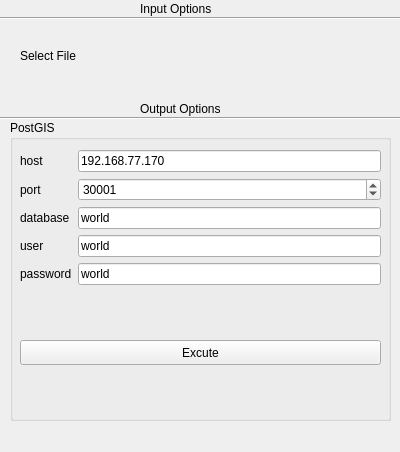
Above: src/plugins/txtinput/txtinputDock.ui from ParnDeedlit/QGIS before the change. Below: the same form after it.
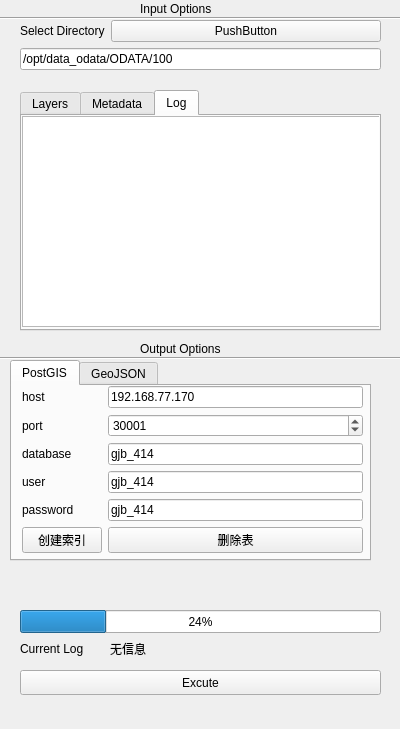
That is the form after the change. Custom widgets are drawn as their Qt base class.

Commit message: feat:geometry point convert

```diff
--- a/src/plugins/txtinput/txtinputDock.ui
+++ b/src/plugins/txtinput/txtinputDock.ui
@@ -7,35 +7,13 @@
     <x>0</x>
     <y>0</y>
     <width>400</width>
-    <height>452</height>
+    <height>729</height>
    </rect>
   </property>
   <property name="windowTitle">
    <string>DockWidget</string>
   </property>
   <widget class="QWidget" name="dockWidgetContents">
-   <widget class="QWidget" name="horizontalLayoutWidget">
-    <property name="geometry">
-     <rect>
-      <x>20</x>
-      <y>30</y>
-      <width>361</width>
-      <height>51</height>
-     </rect>
-    </property>
-    <layout class="QHBoxLayout" name="horizontalLayout">
-     <item>
-      <widget class="QLabel" name="label">
-       <property name="text">
-        <string>Select File</string>
-       </property>
-      </widget>
-     </item>
-     <item>
-      <widget class="QgsFileWidget" name="mQgsFileWidget"/>
-     </item>
-    </layout>
-   </widget>
    <widget class="Line" name="line">
     <property name="geometry">
      <rect>
@@ -53,7 +31,7 @@
     <property name="geometry">
      <rect>
       <x>0</x>
-      <y>110</y>
+      <y>350</y>
       <width>401</width>
       <height>16</height>
      </rect>
@@ -79,7 +57,7 @@
     <property name="geometry">
      <rect>
       <x>140</x>
-      <y>100</y>
+      <y>340</y>
       <width>121</width>
       <height>17</height>
      </rect>
@@ -88,25 +66,172 @@
      <string>Output Options</string>
     </property>
    </widget>
-   <widget class="QGroupBox" name="groupBox">
+   <widget class="QWidget" name="layoutWidget">
+    <property name="geometry">
+     <rect>
+      <x>20</x>
+      <y>20</y>
+      <width>361</width>
+      <height>61</height>
+     </rect>
+    </property>
+    <layout class="QFormLayout" name="formLayout_2">
+     <item row="0" column="0">
+      <widget class="QLabel" name="label_9">
+       <property name="text">
+        <string>Select Directory</string>
+       </property>
+      </widget>
+     </item>
+     <item row="0" column="1">
+      <widget class="QPushButton" name="selectDirctionButton">
+       <property name="text">
+        <string>PushButton</string>
+       </property>
+      </widget>
+     </item>
+     <item row="1" column="0" colspan="2">
+      <widget class="QLineEdit" name="directoryEdit">
+       <property name="text">
+        <string>/opt/data_odata/ODATA/100</string>
+       </property>
+      </widget>
+     </item>
+    </layout>
+   </widget>
+   <widget class="QTabWidget" name="tabWidget">
+    <property name="geometry">
+     <rect>
+      <x>20</x>
+      <y>90</y>
+      <width>361</width>
+      <height>241</height>
+     </rect>
+    </property>
+    <property name="currentIndex">
+     <number>2</number>
+    </property>
+    <widget class="QWidget" name="tab">
+     <attribute name="title">
+      <string>Layers</string>
+     </attribute>
+     <widget class="QTableView" name="layersTableView">
+      <property name="geometry">
+       <rect>
+        <x>0</x>
+        <y>0</y>
+        <width>361</width>
+        <height>211</height>
+       </rect>
+      </property>
+     </widget>
+    </widget>
+    <widget class="QWidget" name="tab_2">
+     <attribute name="title">
+      <string>Metadata</string>
+     </attribute>
+     <widget class="QTableView" name="metadataView">
+      <property name="geometry">
+       <rect>
+        <x>0</x>
+        <y>0</y>
+        <width>361</width>
+        <height>211</height>
+       </rect>
+      </property>
+     </widget>
+    </widget>
+    <widget class="QWidget" name="tab_3">
+     <attribute name="title">
+      <string>Log</string>
+     </attribute>
+     <widget class="QListView" name="logListView">
+      <property name="geometry">
+       <rect>
+        <x>0</x>
+        <y>0</y>
+        <width>361</width>
+        <height>211</height>
+       </rect>
+      </property>
+     </widget>
+    </widget>
+   </widget>
+   <widget class="QPushButton" name="executeButton">
+    <property name="geometry">
+     <rect>
+      <x>20</x>
+      <y>670</y>
+      <width>361</width>
+      <height>25</height>
+     </rect>
+    </property>
+    <property name="text">
+     <string>Excute</string>
+    </property>
+   </widget>
+   <widget class="QProgressBar" name="progressBar">
+    <property name="geometry">
+     <rect>
+      <x>20</x>
+      <y>610</y>
+      <width>361</width>
+      <height>23</height>
+     </rect>
+    </property>
+    <property name="value">
+     <number>24</number>
+    </property>
+   </widget>
+   <widget class="QLabel" name="label_10">
+    <property name="geometry">
+     <rect>
+      <x>20</x>
+      <y>640</y>
+      <width>91</width>
+      <height>17</height>
+     </rect>
+    </property>
+    <property name="text">
+     <string>Current Log</string>
+    </property>
+   </widget>
+   <widget class="QLabel" name="labelLog">
+    <property name="geometry">
+     <rect>
+      <x>110</x>
+      <y>640</y>
+      <width>271</width>
+      <height>17</height>
+     </rect>
+    </property>
+    <property name="text">
+     <string>无信息</string>
+    </property>
+   </widget>
+   <widget class="QTabWidget" name="tabWidget_2">
     <property name="geometry">
      <rect>
       <x>10</x>
-      <y>120</y>
-      <width>381</width>
-      <height>301</height>
+      <y>360</y>
+      <width>361</width>
+      <height>201</height>
      </rect>
     </property>
-    <property name="title">
+    <property name="currentIndex">
+     <number>0</number>
+    </property>
+    <widget class="QWidget" name="tab_4">
+     <attribute name="title">
      <string>PostGIS</string>
-    </property>
+     </attribute>
     <widget class="QWidget" name="layoutWidget">
      <property name="geometry">
       <rect>
        <x>10</x>
-       <y>30</y>
-       <width>361</width>
-       <height>178</height>
+        <y>0</y>
+        <width>341</width>
+        <height>171</height>
       </rect>
      </property>
      <layout class="QFormLayout" name="formLayout">
@@ -151,7 +276,7 @@
       <item row="2" column="1">
        <widget class="QLineEdit" name="databaseEdit">
         <property name="text">
-         <string>world</string>
+          <string>gjb_414</string>
         </property>
        </widget>
       </item>
@@ -165,7 +290,7 @@
       <item row="3" column="1">
        <widget class="QLineEdit" name="userEdit">
         <property name="text">
-         <string>world</string>
+          <string>gjb_414</string>
         </property>
        </widget>
       </item>
@@ -179,35 +304,35 @@
       <item row="4" column="1">
        <widget class="QLineEdit" name="passwordEdit">
         <property name="text">
-         <string>world</string>
+          <string>gjb_414</string>
+         </property>
+        </widget>
+       </item>
+       <item row="5" column="0">
+        <widget class="QPushButton" name="createIndexButton">
+         <property name="text">
+          <string>创建索引</string>
+         </property>
+        </widget>
+       </item>
+       <item row="5" column="1">
+        <widget class="QPushButton" name="deleteButton">
+         <property name="text">
+          <string>删除表</string>
         </property>
        </widget>
       </item>
      </layout>
     </widget>
-    <widget class="QPushButton" name="executeButton">
-     <property name="geometry">
-      <rect>
-       <x>10</x>
-       <y>220</y>
-       <width>361</width>
-       <height>25</height>
-      </rect>
-     </property>
-     <property name="text">
-      <string>Excute</string>
-     </property>
     </widget>
+    <widget class="QWidget" name="tab_5">
+     <attribute name="title">
+      <string>GeoJSON</string>
+     </attribute>
    </widget>
   </widget>
  </widget>
- <customwidgets>
-  <customwidget>
-   <class>QgsFileWidget</class>
-   <extends>QWidget</extends>
-   <header>qgsfilewidget.h</header>
-  </customwidget>
- </customwidgets>
+ </widget>
  <resources/>
  <connections/>
 </ui>
```
Lines whose indentation alone changed are shown as unchanged. The commit also changes 25 other files.
